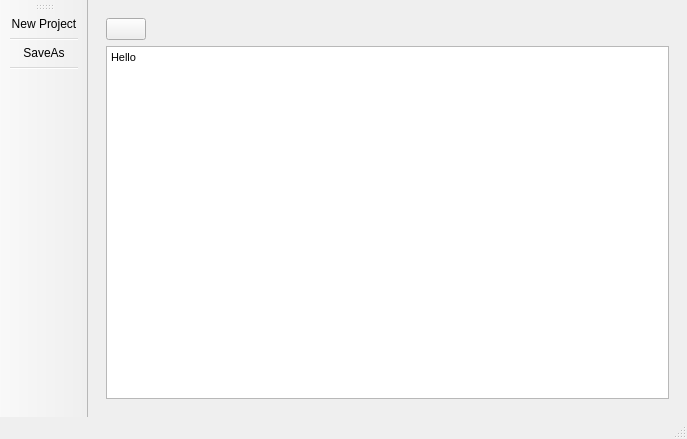
Old version of the form layout.ui in the repository Mostafa-ashraf19/SearchEngine.
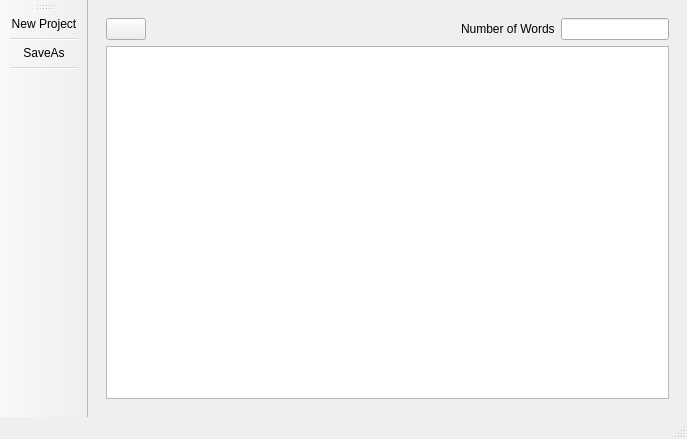
New version of the form. The open tabs and pages were chosen to show the change. Icons and pictures are not drawn.

Commit message: Main Design

Patch:
```diff
--- a/layout.ui
+++ b/layout.ui
@@ -294,6 +294,23 @@
             </property>
            </spacer>
           </item>
+          <item>
+           <widget class="QLabel" name="label_2">
+            <property name="text">
+             <string>Number of Words</string>
+            </property>
+           </widget>
+          </item>
+          <item>
+           <widget class="QLineEdit" name="lineEdit_2">
+            <property name="sizePolicy">
+             <sizepolicy hsizetype="Minimum" vsizetype="Fixed">
+              <horstretch>0</horstretch>
+              <verstretch>0</verstretch>
+             </sizepolicy>
+            </property>
+           </widget>
+          </item>
          </layout>
         </item>
         <item>
@@ -303,7 +320,6 @@
 &lt;html&gt;&lt;head&gt;&lt;meta name=&quot;qrichtext&quot; content=&quot;1&quot; /&gt;&lt;style type=&quot;text/css&quot;&gt;
 p, li { white-space: pre-wrap; }
 &lt;/style&gt;&lt;/head&gt;&lt;body style=&quot; font-family:'MS Shell Dlg 2'; font-size:8.25pt; font-weight:400; font-style:normal;&quot;&gt;
-&lt;p style=&quot; margin-top:0px; margin-bottom:0px; margin-left:0px; margin-right:0px; -qt-block-indent:0; text-indent:0px;&quot;&gt;&lt;span style=&quot; font-family:'MS Shell Dlg 2';&quot;&gt;Hello&lt;/span&gt;&lt;/p&gt;
 &lt;p style=&quot;-qt-paragraph-type:empty; margin-top:0px; margin-bottom:0px; margin-left:0px; margin-right:0px; -qt-block-indent:0; text-indent:0px; font-family:'MS Shell Dlg 2';&quot;&gt;&lt;br /&gt;&lt;/p&gt;&lt;/body&gt;&lt;/html&gt;</string>
           </property>
          </widget>
```
Left out of the diff: 157 changed lines with no effect on the pictures. The commit also changes 2 other files.
